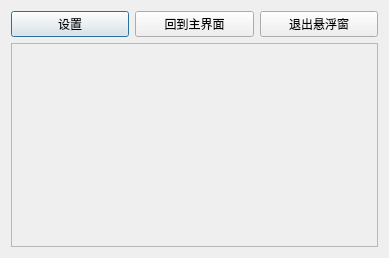
yzc0731/copy_from_xiang, file AppeaRemind/suspenddia.ui: the form before one commit.
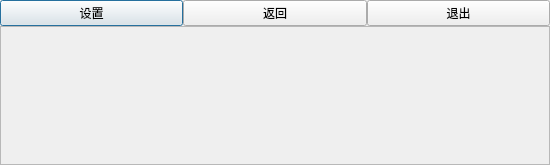
The form after the commit.

Commit message: 和舒畅的代码合并，修改了两个小bug，给界面上的四个按钮加上了tooltip

```diff
--- a/AppeaRemind/suspenddia.ui
+++ b/AppeaRemind/suspenddia.ui
@@ -6,14 +6,35 @@
    <rect>
     <x>0</x>
     <y>0</y>
-    <width>389</width>
-    <height>258</height>
+    <width>550</width>
+    <height>165</height>
    </rect>
   </property>
+  <property name="sizePolicy">
+   <sizepolicy hsizetype="Fixed" vsizetype="Fixed">
+    <horstretch>0</horstretch>
+    <verstretch>0</verstretch>
+   </sizepolicy>
+  </property>
   <property name="windowTitle">
    <string>Dialog</string>
   </property>
-  <layout class="QVBoxLayout" name="verticalLayout">
+  <layout class="QVBoxLayout" name="verticalLayout" stretch="1,4">
+   <property name="spacing">
+    <number>0</number>
+   </property>
+   <property name="leftMargin">
+    <number>0</number>
+   </property>
+   <property name="topMargin">
+    <number>0</number>
+   </property>
+   <property name="rightMargin">
+    <number>0</number>
+   </property>
+   <property name="bottomMargin">
+    <number>0</number>
+   </property>
    <item>
     <layout class="QHBoxLayout" name="horizontalLayout">
      <item>
@@ -26,14 +47,14 @@
      <item>
       <widget class="QPushButton" name="backBtn">
        <property name="text">
-        <string>回到主界面</string>
+        <string>返回</string>
        </property>
       </widget>
      </item>
      <item>
       <widget class="QPushButton" name="exitBtn">
        <property name="text">
-        <string>退出悬浮窗</string>
+        <string>退出</string>
        </property>
       </widget>
      </item>
```
The commit also changes 40 other files.
